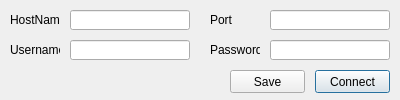
dingzb/mj-tools, file res/connection.ui: the form before one commit.
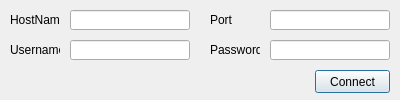
The form after the commit.

The edit to the form file:
```diff
--- a/res/connection.ui
+++ b/res/connection.ui
@@ -145,19 +145,6 @@
     <string>Connect</string>
    </property>
   </widget>
-  <widget class="QPushButton" name="buttonSave">
-   <property name="geometry">
-    <rect>
-     <x>230</x>
-     <y>70</y>
-     <width>75</width>
-     <height>23</height>
-    </rect>
-   </property>
-   <property name="text">
-    <string>Save</string>
-   </property>
-  </widget>
  </widget>
  <tabstops>
   <tabstop>editHostname</tabstop>
```
